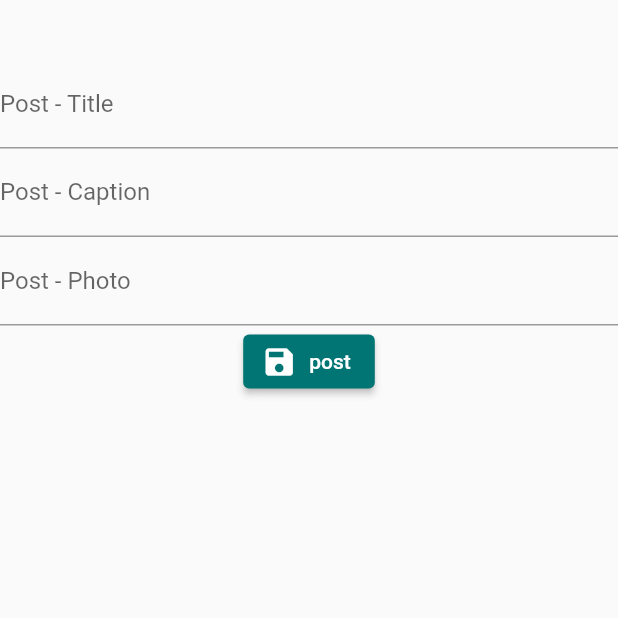
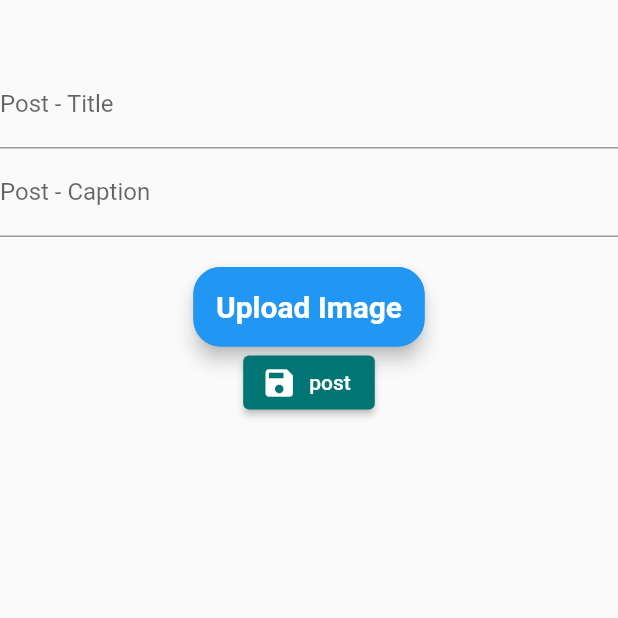
Before and after one commit to 25benjaminli/jerseycaresx, a Flutter app: the PostsPage screen opened directly, on a phone screen of 412 x 824 dp, the top half of it. Run offline on Flutter 3.47's test engine with Material 2 defaults, Android fonts, the phone set to English and light mode, and no system bars; our stand-ins replace cloud_firestore, firebase_auth, firebase_core, firebase_storage, flutter_feather_icons, get and 5 more; accounts and stored records are empty.

Commit message:
updated annual events; TODO: upload image in posts.dart

```diff
--- a/lib/pages/posts.dart
+++ b/lib/pages/posts.dart
@@ -1,7 +1,11 @@
 import 'package:flutter/material.dart';
 import 'nav.dart';
 import '/colorclass.dart';
+import 'package:firebase_storage/firebase_storage.dart';
+import 'package:image_picker/image_picker.dart';
+import 'package:permission_handler/permission_handler.dart';
 import 'package:firebase_auth/firebase_auth.dart';
+import 'package:image_picker/image_picker.dart';
 import 'package:firebase_core/firebase_core.dart';
 import 'package:cloud_firestore/cloud_firestore.dart';
 
@@ -18,12 +22,16 @@ class PostsPage extends StatefulWidget {
   State<PostsPage> createState() => _PostsPageState();
 }
 
-
 class _PostsPageState extends State<PostsPage> {
   final Caption = TextEditingController();
   final Title = TextEditingController();
   // final  = TextEditingController();
-
+  String imageUrl = '';
+  uploadImage() async {
+    final _firebaseStorage = FirebaseStorage.instance;
+    final _imagePicker = ImagePicker();
+    PickedFile image;
+  }
 
   @override
   Widget build(BuildContext context) {
@@ -32,32 +40,48 @@ class _PostsPageState extends State<PostsPage> {
       // mainAxisAlignment: MainAxisAlignment.center,
       children: [
         SizedBox(height: 40),
-        TextField(decoration: InputDecoration(
+        TextField(
+            decoration: InputDecoration(
               label: Text("Post - Title"),
-
-        ), controller: Title),
-        TextField(decoration: InputDecoration(
+            ),
+            controller: Title),
+        TextField(
+            decoration: InputDecoration(
               label: Text("Post - Caption"),
-
-        ), controller: Caption),
+            ),
+            controller: Caption),
         // do file thing
-        TextField(decoration: InputDecoration(
-          label: Text("Post - Photo"),
-
+        SizedBox(
+          height: 20.0,
         ),
+        RaisedButton(
+          child: Text("Upload Image",
+              style: TextStyle(
+                  color: Colors.white,
+                  fontWeight: FontWeight.bold,
+                  fontSize: 20)),
+          onPressed: () {},
+          shape: RoundedRectangleBorder(
+              borderRadius: BorderRadius.circular(18.0),
+              side: BorderSide(color: Colors.blue)),
+          elevation: 5.0,
+          color: Colors.blue,
+          textColor: Colors.white,
+          padding: EdgeInsets.fromLTRB(15, 15, 15, 15),
+          splashColor: Colors.grey,
         ),
 
         Align(
             alignment: Alignment.center,
-           child: ElevatedButton.icon(icon: Icon(Icons.save), onPressed: () {
-
-
+            child: ElevatedButton.icon(
+                icon: Icon(Icons.save),
+                onPressed: () {
                   FirebaseFirestore.instance.collection("Posts").doc().set({
                     "title": Title.text,
                     "uid": FirebaseAuth.instance.currentUser!.uid.toString(),
                     "caption": Caption.text,
-                "photoURL": FirebaseAuth.instance.currentUser!.photoURL.toString(),
-                // "title": FirebaseAuth.instance.currentUser!.title.toString(),
+                    "photoURL":
+                        FirebaseAuth.instance.currentUser!.photoURL.toString(),
                   });
                   Navigator.of(context).pushReplacement(
                     MaterialPageRoute(
@@ -67,10 +91,8 @@ class _PostsPageState extends State<PostsPage> {
                     ),
                   );
                 },
-           label: Text("post")
-
-        )
-        )],)
-    );
+                label: Text("post")))
+      ],
+    ));
   }
 }
--- a/pubspec.yaml
+++ b/pubspec.yaml
@@ -39,6 +39,11 @@ dependencies:
   google_fonts: ^2.3.2
   cloud_firestore: ^3.1.14
   getwidget: ^2.0.5
+  image_picker: ^0.8.5+2
+  image_picker_for_web: ^2.1.8
+  firebase_storage: ^10.2.15
+  firebase_storage_web: ^3.2.14
+  permission_handler: ^9.2.0
 
 
 dev_dependencies:
```
Also changed, not shown: lib/pages/annualevents.dart (+27 -20 lines), assets/images/dayofservice.png (added), assets/images/martinluther.jpg (deleted), assets/images/martinluther.png (added), pubspec.lock, 4 other files. Lines whose indentation alone changed are shown as unchanged.
